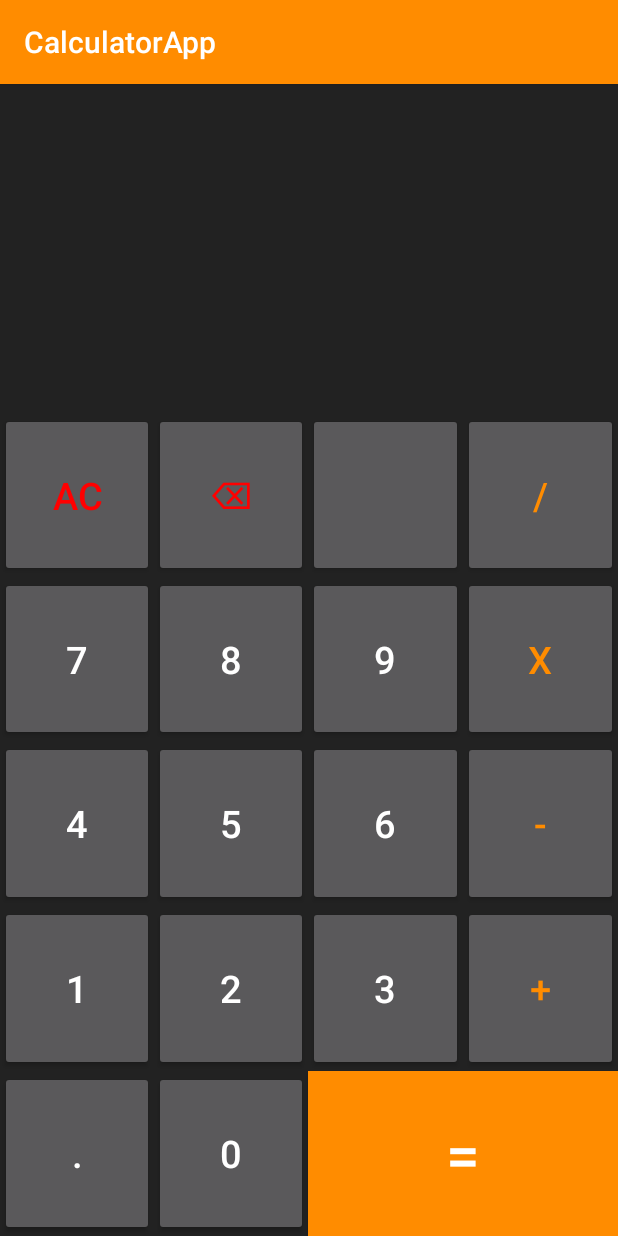
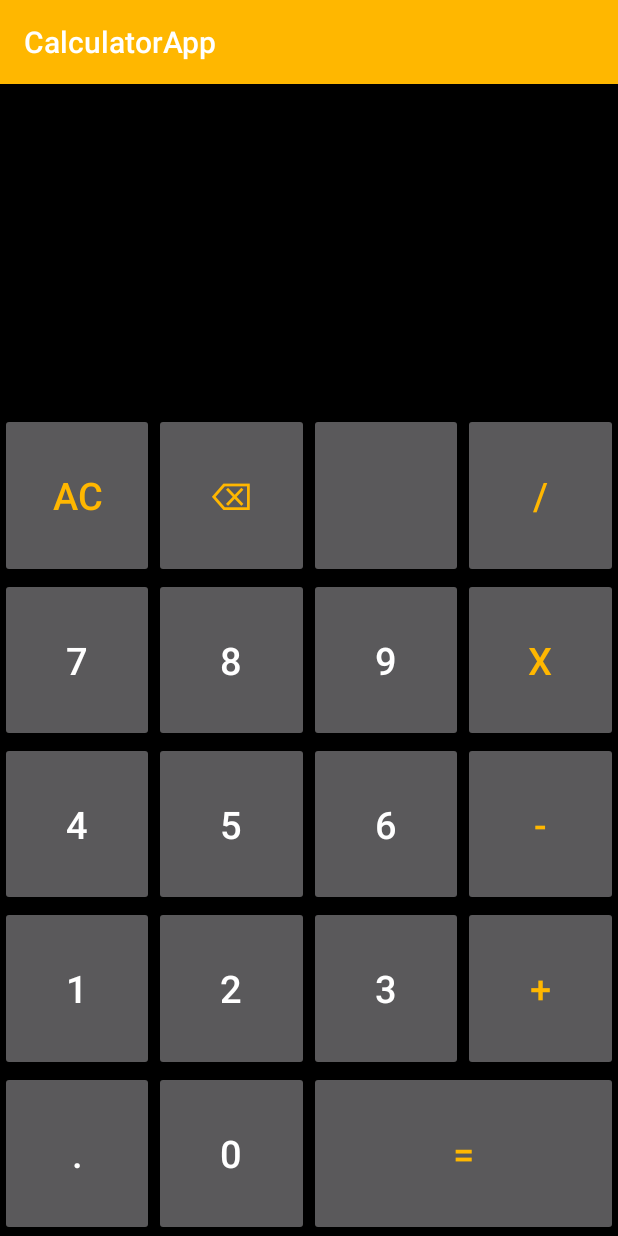
Before and after one commit to zacharymenter/calculator-app, an Android app: the screen it shows after launch (MainActivity), after a tap on an icon or button, on a phone screen of 412 x 824 dp. Run offline under Robolectric (Android 15) with nearby library versions, the phone set to English and light mode, and no system bars; 1 statement that could not run was skipped.

Commit message:
Various updates (see description)
Add on click listeners for buttons.
Add comments to all methods.
Improve input validation.
Implement multiplication and division calculation recursively.
Switch to grid layout.
Update style

```diff
--- a/app/build.gradle
+++ b/app/build.gradle
@@ -37,6 +37,7 @@ dependencies {
     implementation 'androidx.appcompat:appcompat:1.3.1'
     implementation 'com.google.android.material:material:1.4.0'
     implementation 'androidx.constraintlayout:constraintlayout:2.1.0'
+    implementation 'androidx.gridlayout:gridlayout:1.0.0'
     testImplementation 'junit:junit:4.+'
     androidTestImplementation 'androidx.test.ext:junit:1.1.3'
     androidTestImplementation 'androidx.test.espresso:espresso-core:3.4.0'
--- a/app/src/main/java/com/example/calculatorapp/MainActivity.kt
+++ b/app/src/main/java/com/example/calculatorapp/MainActivity.kt
@@ -14,69 +14,143 @@ class MainActivity : AppCompatActivity() {
     override fun onCreate(savedInstanceState: Bundle?) {
         super.onCreate(savedInstanceState)
         setContentView(R.layout.activity_main)
+
+        val button0 = findViewById<Button>(R.id.button0)
+        button0.setOnClickListener{ addNumber(button0.text.toString()) }
+
+        val button1 = findViewById<Button>(R.id.button1)
+        button1.setOnClickListener{ addNumber(button1.text.toString()) }
+
+        val button2 = findViewById<Button>(R.id.button2)
+        button2.setOnClickListener{ addNumber(button2.text.toString()) }
+
+        val button3 = findViewById<Button>(R.id.button3)
+        button3.setOnClickListener{ addNumber(button3.text.toString()) }
+
+        val button4 = findViewById<Button>(R.id.button4)
+        button4.setOnClickListener{ addNumber(button4.text.toString()) }
+
+        val button5 = findViewById<Button>(R.id.button5)
+        button5.setOnClickListener{ addNumber(button5.text.toString()) }
+
+        val button6 = findViewById<Button>(R.id.button6)
+        button6.setOnClickListener{ addNumber(button6.text.toString()) }
+
+        val button7 = findViewById<Button>(R.id.button7)
+        button7.setOnClickListener{ addNumber(button7.text.toString()) }
+
+        val button8 = findViewById<Button>(R.id.button8)
+        button8.setOnClickListener{ addNumber(button8.text.toString()) }
+
+        val button9 = findViewById<Button>(R.id.button9)
+        button9.setOnClickListener{ addNumber(button9.text.toString()) }
+
+        val acButton = findViewById<Button>(R.id.acButton)
+        acButton.setOnClickListener{ allClear() }
+
+        val backButton = findViewById<Button>(R.id.backspaceButton)
+        backButton.setOnClickListener { backSpace() }
+
+        val divButton = findViewById<Button>(R.id.divideButton)
+        divButton.setOnClickListener{ addOperator(divButton.text.toString()) }
+
+        val timesButton = findViewById<Button>(R.id.timesButton)
+        timesButton.setOnClickListener{ addOperator(timesButton.text.toString()) }
+
+        val plusButton = findViewById<Button>(R.id.plusButton)
+        plusButton.setOnClickListener { addOperator(plusButton.text.toString()) }
+
+        val minusButton = findViewById<Button>(R.id.minusButton)
+        minusButton.setOnClickListener{ addMinus(minusButton.text.toString()) }
+
+        val decButton = findViewById<Button>(R.id.decimalButton)
+        decButton.setOnClickListener { addDecimal(decButton.text.toString()) }
+
+        val equalsButton = findViewById<Button>(R.id.equalsButton)
+        equalsButton.setOnClickListener { calculate() }
     }
 
-    fun numberAction(view: android.view.View) {
-        if (view is Button) {
-            inputTV.append(view.text)
+    /**
+     * Adds the pressed number text to the input text view
+     */
+    private fun addNumber(text: String) {
+        inputText.append(text)
         canAddOperation = true
         canAddSubtract = true
     }
-    }
 
-    fun decimalAction(view: android.view.View) {
-        if (view is Button) {
+    /**
+     * Adds a decimal point to the input text view if allowed
+     */
+    private fun addDecimal(text: String) {
         if (canAddDecimal) {
-                inputTV.append(view.text)
+            inputText.append(text)
             canAddDecimal = false
         }
     }
-    }
 
-    fun subtractAction(view: android.view.View) {
-        if (view is Button) {
+    /**
+     * Adds a subtract symbol to the text view if allowed.
+     */
+    private fun addMinus(text: String) {
         if (canAddSubtract) {
-                inputTV.append(view.text)
+            inputText.append(text)
             canAddSubtract = false
-                canAddOperation = false
-                canAddDecimal = true
-            }
-        }
-    }
 
-    fun operationAction(view: android.view.View) {
-        if (view is Button && canAddOperation) {
-            inputTV.append(view.text)
+            //if a subtraction symbol is added, you cannot have another operation immediately follow it
+            //but you could have a decimal point
             canAddOperation = false
             canAddDecimal = true
         }
     }
 
-    fun allClearAction(view: android.view.View) {
-        inputTV.text = ""
-        resultTV.text = ""
+    /**
+     * Adds an operation symbol to the text view
+     */
+    private fun addOperator(text: String) {
+        if (canAddOperation) {
+            inputText.append(text)
+            canAddOperation = false
+
+            //if an operation has been added, a decimal can follow
+            canAddDecimal = true
+        }
+    }
+
+    /**
+     * Clears the input and result text views and resets input boolean values
+     */
+    private fun allClear() {
+        inputText.text = ""
+        resultText.text = ""
         canAddDecimal = true
         canAddSubtract = true
         canAddOperation = false
     }
 
-    fun backSpaceAction(view: android.view.View) {
-        val length = inputTV.length()
+    /**
+     * Removes the most recent character in the input text view and sets boolean values for
+     * what can be entered after backspacing
+     */
+    private fun backSpace() {
+        val length = inputText.length()
         if (length > 0) {
-            inputTV.text = inputTV.text.subSequence(0, length - 1)
+            inputText.text = inputText.text.subSequence(0, length - 1)
         }
 
-        val end = inputTV.text[inputTV.length() - 1]
-        if (end.isDigit()) {
+        //if the last character is a number or decimal, allow decimals and all operations
+        val end = inputText.text[inputText.length() - 1]
+        if (end.isDigit() || end == '.') {
             canAddDecimal = true
             canAddOperation = true
             canAddSubtract = true
-        } else if (end != '.') {
+        } else {
             canAddOperation = false
         }
 
-        for (i in inputTV.length() - 1 downTo 0) {
-            val current = inputTV.text[i]
+        //if there is a decimal anywhere between the end of the input string and the last operator, don't allow decimals
+        for (i in inputText.length() - 1 downTo 0) {
+            val current = inputText.text[i]
             if (!current.isDigit()) {
                 if (current == '.') {
                     canAddDecimal = false
@@ -86,38 +160,115 @@ class MainActivity : AppCompatActivity() {
         }
     }
 
-    fun equalsAction(view: android.view.View) {
-        resultTV.text = calculateResults()
+    /**
+     * Calculates the result of the input
+     */
+    private fun calculate() {
+        //only do calculations if input ends with a digit
+        if (inputText.text[inputText.length() - 1].isDigit()) {
+            val input = parse()
+            val timesDiv = calculateTimesDivision(input)
+            val result = calculateAddition(timesDiv)
+
+            resultText.text = result.toString()
+        }
     }
 
+    /**
+     * Parses the input string into a list of digits and operators
+     */
+    private fun parse(): MutableList<Any> {
+        val list = mutableListOf<Any>()
+        var current = ""
 
+        for (character in inputText.text) {
+            if (character == '-') {
+                //start a new digit
+                if (current != "") {
+                    list.add(current.toFloat())
+                }
+                current = ""
+                current += character
 
-    //should all of this go in a separate class?
-    //calculates the result and returns the result string
-    private fun calculateResults(): String {
-        val input = parse()
-        if (input.isEmpty()) {
-            return ""
+            } else if (character.isDigit() || character == '.') {
+                current += character
+
+            //character must be some operator that isn't minus. Add current to list then add the operator
+            } else {
+                list.add(current.toFloat())
+                current = ""
+                list.add(character)
+            }
         }
 
-        val timesDivision = calculateTimesDivision(input)
-        if (timesDivision.isEmpty()) {
-            return ""
+        //handle the end of the list
+        if (current != "") {
+            println(current.toFloat())
+            list.add(current.toFloat())
         }
 
-        val result = calculateAdditionSubtraction(timesDivision)
-
-        return result.toString()
+        return list
     }
 
-    private fun calculateAdditionSubtraction(timesDivision: MutableList<Any>): Float {
-        var result = timesDivision[0] as Float
+    /**
+     * Calculates any multiplication and division in the list using recursion
+     */
+    private fun calculateTimesDivision(input: MutableList<Any>): MutableList<Any> {
+        //no more multiplication or division to be done
+        if (!input.contains('x') && !input.contains('/')) {
+            return input
 
-        for (i in timesDivision.indices) {
-            val current = timesDivision[i]
-            if (current is Char && current == '+' && i != timesDivision.lastIndex) {
-                result += timesDivision[i + 1] as Float
-            } else if (i > 0 && timesDivision[i - 1] is Float && current is Float && current < 0) {
+        //do the first multiplication or division operation and make recursive call
+        } else {
+            val result = mutableListOf<Any>()
+
+            var restart = input.size
+
+            for (i in input.indices) {
+                if (input[i] is Char && i < input.lastIndex && i < restart) {
+                    val operator = input[i]
+                    val prev = input[i - 1] as Float
+                    val next = input[i + 1] as Float
+
+                    when (operator) {
+                        'x' -> {
+                            result.add(prev * next)
+                            restart = i + 1
+                        }
+                        '/' -> {
+                            result.add(prev / next)
+                            restart = i + 1
+                        }
+                        else -> {
+                            result.add(prev)
+                            result.add(operator)
+                        }
+                    }
+                }
+
+                if (i > restart) {
+                    result.add(input[i])
+                }
+            }
+
+            return calculateTimesDivision(result)
+        }
+    }
+
+    /**
+     * Calculates any addition (or subtraction through addition with negatives) in the
+     * list returned from the times and division calculations
+     */
+    private fun calculateAddition(timesDiv: MutableList<Any>): Float {
+        var result = timesDiv[0] as Float
+
+        for (i in timesDiv.indices) {
+            val current = timesDiv[i]
+            if (current is Char && current == '+' && i < timesDiv.lastIndex) {
+                result += timesDiv[i + 1] as Float
+
+            //handles calculations for a number next to a negative number (e.g. 5-3)
+            } else if (i > 0 && timesDiv[i - 1] is Float && current is Float && current < 0) {
                 result += current
             }
         }
@@ -125,76 +276,4 @@ class MainActivity : AppCompatActivity() {
         return result
     }
 
-    private fun calculateTimesDivision(input: MutableList<Any>): MutableList<Any> {
-        var resultList = input
-        while (resultList.contains('x') || resultList.contains('/')) {
-            resultList = calcTimesDivHelper(resultList)
 }
-        return resultList;
-    }
-
-    private fun calcTimesDivHelper(list: MutableList<Any>): MutableList<Any> {
-        val newList = mutableListOf<Any>()
-
-        var restartIndex = list.size
-
-        for (i in list.indices) {
-            if (list[i] is Char && i != list.lastIndex && i < restartIndex) {
-                val operator = list[i]
-                val prevDigit = list[i - 1] as Float
-                val nextDigit = list[i + 1] as Float
-
-                when (operator) {
-                    'x' -> {
-                        newList.add(prevDigit * nextDigit)
-                        restartIndex = i + 1
-                    }
-                    '/' -> {
-                        newList.add(prevDigit / nextDigit)
-                        restartIndex = i + 1
-                    }
-                    else -> {
-                        newList.add(prevDigit)
-                        newList.add(operator)
-                    }
-                }
-            }
-
-            if (i > restartIndex) {
-                newList.add(list[i])
-            }
-        }
-
-        return newList
-    }
-
-    //parse the input string into a list of digits and operators
-    private fun parse(): MutableList<Any> {
-        val list = mutableListOf<Any>()
-        var currentDigit = ""
-
-        for (character in inputTV.text) {
-            if (character == '-') {
-                if (currentDigit != "") {
-                    list.add(currentDigit.toFloat())
-                }
-                currentDigit = ""
-                currentDigit += character
-            } else if (character.isDigit() || character == '.') {
-                currentDigit += character
-            } else {
-                list.add(currentDigit.toFloat())
-                currentDigit = ""
-                list.add(character)
-            }
-        }
-
-        //handle the end of the list
-        if (currentDigit != "") {
-            println(currentDigit.toFloat())
-            list.add(currentDigit.toFloat())
-        }
-
-        return list
-    }
-}
--- a/app/src/main/res/layout/activity_main.xml
+++ b/app/src/main/res/layout/activity_main.xml
@@ -6,7 +6,7 @@
     android:layout_width="match_parent"
     android:layout_height="match_parent"
     android:orientation="vertical"
-    android:background="@color/darkgrey"
+    android:background="@color/black"
     tools:ignore="HardcodedText"
     tools:context=".MainActivity">
 
@@ -17,146 +17,168 @@
         android:padding="20dp">
 
         <TextView
-            android:id="@+id/inputTV"
+            android:id="@+id/inputText"
             android:layout_width="match_parent"
             android:layout_height="wrap_content"
             android:text=""
-            android:lines="2"
-            android:maxLines="2"
             android:textColor="@color/white"
             android:textAlignment="textEnd"
-            android:textSize="25sp"
-            app:layout_constraintBottom_toTopOf="@+id/resultTV"
-            app:layout_constraintLeft_toLeftOf="parent"
-            app:layout_constraintRight_toRightOf="parent"
-            app:layout_constraintTop_toTopOf="parent" />
+            android:textSize="30sp"
+            app:layout_constraintBottom_toTopOf="@+id/resultText" />
 
         <TextView
-            android:id="@+id/resultTV"
+            android:id="@+id/resultText"
             android:layout_width="match_parent"
             android:layout_height="wrap_content"
             android:text=""
-            android:lines="1"
-            android:maxLines="1"
             android:textColor="@color/white"
             android:textAlignment="textEnd"
-            android:textSize="40sp"
-            app:layout_constraintBottom_toBottomOf="parent"
-            app:layout_constraintLeft_toLeftOf="parent"
-            app:layout_constraintRight_toRightOf="parent"
-            app:layout_constraintTop_toTopOf="parent" />
+            android:textSize="50sp"
+            app:layout_constraintBottom_toBottomOf="parent" />
 
     </androidx.constraintlayout.widget.ConstraintLayout>
 
-    <LinearLayout
-        style="@style/buttonRow">
+    <androidx.gridlayout.widget.GridLayout
+        android:layout_width="match_parent"
+        android:layout_height="0dp"
+        android:layout_weight="5"
+        app:columnCount="4"
+        app:rowCount="5">
+
+        <Button
+            style="@style/operatorButton"
+            android:id="@+id/acButton"
+            android:text="AC"
+            app:layout_columnWeight="4"
+            app:layout_rowWeight="5" />
+
+        <Button
+            style="@style/operatorButton"
+            android:id="@+id/backspaceButton"
+            android:text="⌫"
+            app:layout_columnWeight="4"
+            app:layout_rowWeight="5" />
+
+        <Button
+            android:id="@+id/blankButton"
+            android:text=""
+            app:layout_columnWeight="4"
+            app:layout_rowWeight="5" />
+
+        <Button
+            style="@style/operatorButton"
+            android:id="@+id/divideButton"
+            android:text="/"
+            app:layout_columnWeight="4"
+            app:layout_rowWeight="5" />
 
         <Button
             style="@style/numberButton"
-            android:textColor="@color/red"
-            android:onClick="allClearAction"
-            android:text="AC"/>
+            android:id="@+id/button7"
+            android:text="7"
+            app:layout_columnWeight="4"
+            app:layout_rowWeight="5" />
 
         <Button
             style="@style/numberButton"
-            android:textColor="@color/red"
-            android:onClick="backSpaceAction"
-            android:text="⌫"/>
+            android:id="@+id/button8"
+            android:text="8"
+            app:layout_columnWeight="4"
+            app:layout_rowWeight="5" />
 
         <Button
             style="@style/numberButton"
-            android:text=""/>
+            android:id="@+id/button9"
+            android:text="9"
+            app:layout_columnWeight="4"
+            app:layout_rowWeight="5" />
 
         <Button
             style="@style/operatorButton"
-            android:text="/"/>
-
-    </LinearLayout>
-
-    <LinearLayout
-        style="@style/buttonRow">
+            android:id="@+id/timesButton"
+            android:text="x"
+            app:layout_columnWeight="4"
+            app:layout_rowWeight="5" />
 
         <Button
             style="@style/numberButton"
-            android:text="7"/>
+            android:id="@+id/button4"
+            android:text="4"
+            app:layout_columnWeight="4"
+            app:layout_rowWeight="5" />
 
         <Button
             style="@style/numberButton"
-            android:text="8"/>
+            android:id="@+id/button5"
+            android:text="5"
+            app:layout_columnWeight="4"
+            app:layout_rowWeight="5" />
 
         <Button
             style="@style/numberButton"
-            android:text="9"/>
+            android:id="@+id/button6"
+            android:text="6"
+            app:layout_columnWeight="4"
+            app:layout_rowWeight="5" />
 
         <Button
             style="@style/operatorButton"
-            android:text="x"/>
-
-    </LinearLayout>
-
-    <LinearLayout
-        style="@style/buttonRow">
+            android:id="@+id/minusButton"
+            android:text="-"
+            app:layout_columnWeight="4"
+            app:layout_rowWeight="5" />
 
         <Button
             style="@style/numberButton"
-            android:text="4"/>
+            android:id="@+id/button1"
+            android:text="1"
+            app:layout_columnWeight="4"
+            app:layout_rowWeight="5" />
 
         <Button
             style="@style/numberButton"
-            android:text="5"/>
+            android:id="@+id/button2"
+            android:text="2"
+            app:layout_columnWeight="4"
+            app:layout_rowWeight="5" />
 
         <Button
             style="@style/numberButton"
-            android:text="6"/>
+            android:id="@+id/button3"
+            android:text="3"
+            app:layout_columnWeight="4"
+            app:layout_rowWeight="5" />
 
         <Button
             style="@style/operatorButton"
-            android:onClick="subtractAction"
-            android:text="-"/>
-
-    </LinearLayout>
-
-    <LinearLayout
-        style="@style/buttonRow">
+            android:id="@+id/plusButton"
+            android:text="+"
+            app:layout_columnWeight="4"
+            app:layout_rowWeight="5" />
 
         <Button
             style="@style/numberButton"
-            android:text="1"/>
+            android:id="@+id/decimalButton"
+            android:text="."
+            app:layout_columnWeight="4"
+            app:layout_rowWeight="5" />
 
         <Button
             style="@style/numberButton"
-            android:text="2"/>
+            android:id="@+id/button0"
+            android:text="0"
+            app:layout_columnWeight="4"
+            app:layout_rowWeight="5" />
 
         <Button
-            style="@style/numberButton"
-            android:text="3"/>
+            android:id="@+id/equalsButton"
+            style="@style/operatorButton"
+            android:text="="
+            app:layout_columnSpan="2"
+            app:layout_columnWeight="4"
+            app:layout_rowWeight="5" />
 
-        <Button
-            style="@style/operatorButton"
-            android:text="+"/>
 
-    </LinearLayout>
-
-    <LinearLayout
-        style="@style/buttonRow">
-
-        <Button
-            style="@style/numberButton"
-            android:onClick="decimalAction"
-            android:text="."/>
-
-        <Button
-            style="@style/numberButton"
-            android:text="0"/>
-
-        <Button
-            style="@style/numberButton"
-            android:layout_weight="2"
-            android:background="@color/orange"
-            android:textSize="40sp"
-            android:onClick="equalsAction"
-            android:text="="/>
-
-    </LinearLayout>
+    </androidx.gridlayout.widget.GridLayout>
 
 </LinearLayout>
--- a/app/src/main/res/values/colors.xml
+++ b/app/src/main/res/values/colors.xml
@@ -1,8 +1,7 @@
 <?xml version="1.0" encoding="utf-8"?>
 <resources>
     <color name="red">#F00</color>
-    <color name="darkgrey">#222</color>
-    <color name="orange">#FF8c00</color>
+    <color name="orange">#FFB700</color>
     <color name="black">#FF000000</color>
     <color name="white">#FFFFFFFF</color>
 </resources>
--- a/app/src/main/res/values/styles.xml
+++ b/app/src/main/res/values/styles.xml
@@ -1,30 +1,15 @@
 <?xml version="1.0" encoding="utf-8"?>
 <resources>
 
-    <style name="buttonRow">
-        <item name="android:layout_weight">1</item>
-        <item name="android:layout_width">match_parent</item>
-        <item name="android:layout_height">0dp</item>
-    </style>
-
     <style name="numberButton">
-        <item name="android:layout_weight">1</item>
-        <item name="android:layout_width">0dp</item>
-        <item name="android:layout_height">match_parent</item>
-        <item name="background">@null</item>
         <item name="android:textSize">25sp</item>
         <item name="android:textColor">@color/white</item>
-        <item name="android:onClick">numberAction</item>
     </style>
 
     <style name="operatorButton">
-        <item name="android:layout_weight">1</item>
-        <item name="android:layout_width">0dp</item>
-        <item name="android:layout_height">match_parent</item>
         <item name="background">@null</item>
         <item name="android:textSize">25sp</item>
         <item name="android:textColor">@color/orange</item>
-        <item name="android:onClick">operationAction</item>
     </style>
 
 </resources>
--- a/app/src/main/res/values/themes.xml
+++ b/app/src/main/res/values/themes.xml
@@ -3,7 +3,7 @@
     <style name="Theme.CalculatorApp" parent="Theme.AppCompat">
         <!-- Primary brand color. -->
         <item name="colorPrimary">@color/orange</item>
-        <item name="colorPrimaryVariant">@color/darkgrey</item>
+        <item name="colorPrimaryVariant">@color/black</item>
         <item name="colorOnPrimary">@color/white</item>
         <!-- Status bar color. -->
         <item name="android:statusBarColor" tools:targetApi="l">?attr/colorPrimaryVariant</item>
```
Lines whose indentation alone changed are shown as unchanged.
